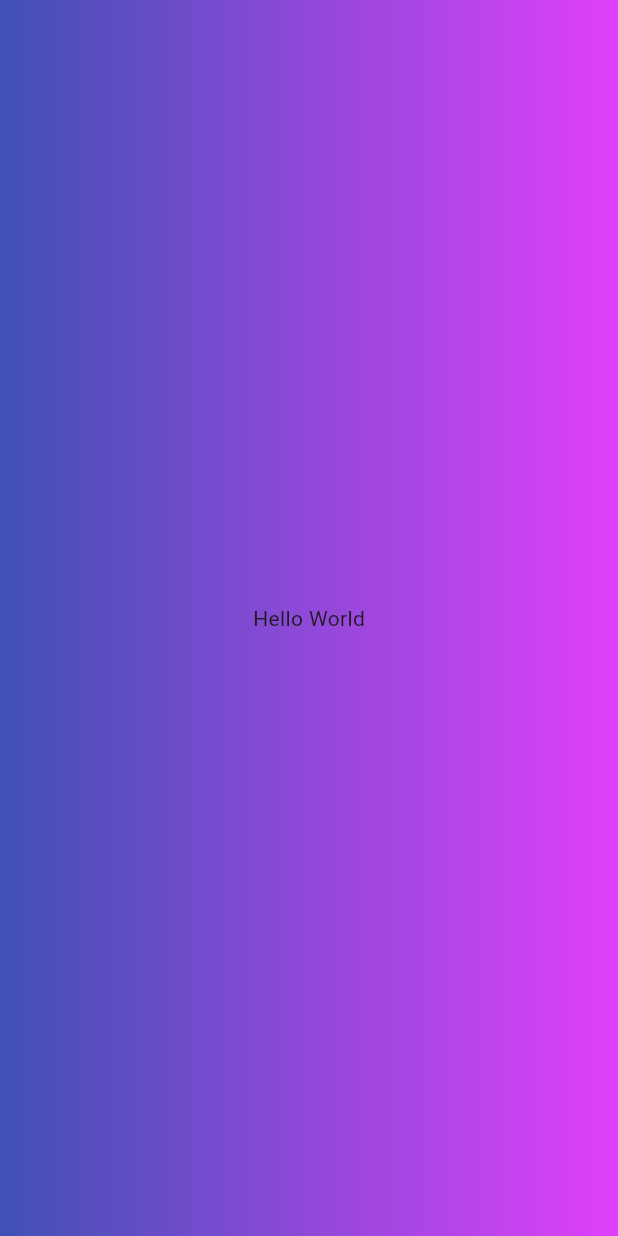
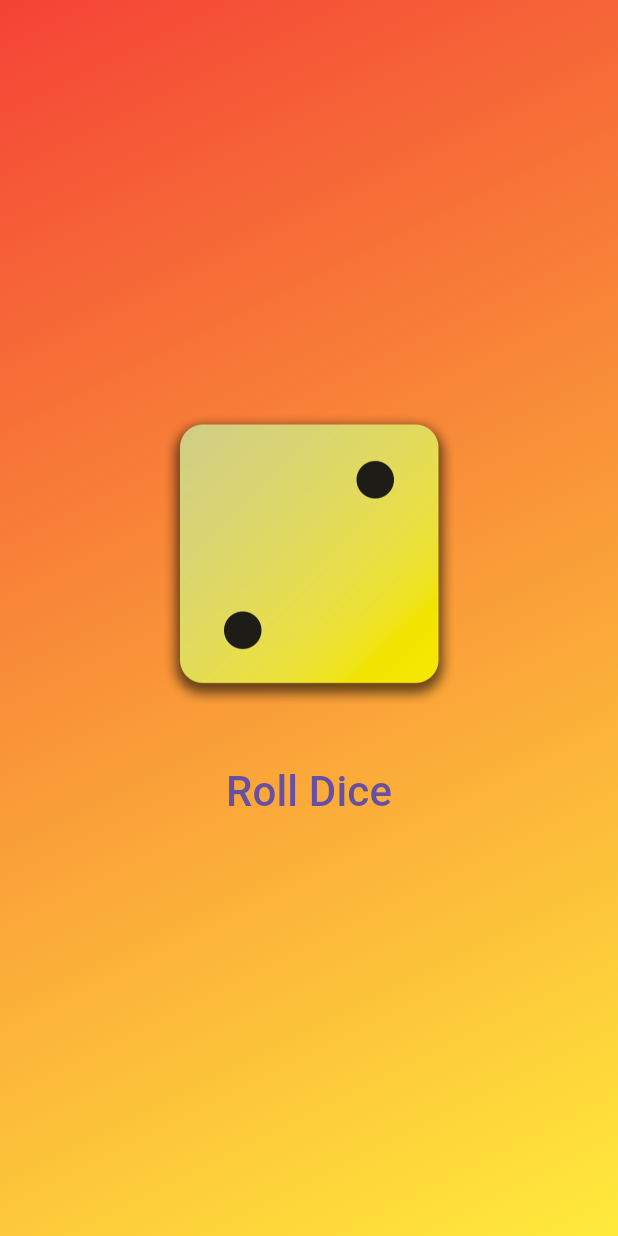
Before and after one commit to Soapsabon/CSIT284-Jabines, a Flutter app: the screen it shows after launch, on a phone screen of 412 x 824 dp. Run offline on Flutter 3.47's test engine with Material 3 defaults, Android fonts, the phone set to English and light mode, and no system bars.

Commit message:
Add roll dice button and dice image

```diff
--- a/lab_act_2/lib/main.dart
+++ b/lab_act_2/lib/main.dart
@@ -4,20 +4,44 @@ void main() {
   runApp(
     MaterialApp(
       home: Scaffold(
-        body: Container(
-          decoration: BoxDecoration(
-            gradient: LinearGradient(
-              colors: [
-                Colors.indigo,
-                Colors.purpleAccent,
-              ],
-            ),
-          ), // BoxDecoration
-          child: Center(
-            child: Text("Hello World"),
-          ), // Center
-        ), // Container
+        body: GradientContainer(),
       ), // Scaffold
     ), // MaterialApp
   );
 }
+
+class GradientContainer extends StatelessWidget {
+  @override
+  Widget build(context) {
+    return Container(
+      decoration: BoxDecoration(
+        gradient: LinearGradient(
+          begin: Alignment.topLeft,
+          end: Alignment.bottomRight,
+          colors: [Colors.red, Colors.yellow],
+        ), // LinearGradient
+      ), // BoxDecoration
+      child: Center(
+        child: Column(
+          mainAxisSize: MainAxisSize.min,
+          children: [
+            Image.asset(
+              width: 200,
+              'assets/dice-images/dice-images/dice-2.png',
+            ), // Image.asset
+            SizedBox(height: 30),
+            TextButton(
+              onPressed: () {},
+              child: Text(
+                style: TextStyle(
+                  fontSize: 28,
+                ), // TextStyle
+                "Roll Dice",
+              ), // Text
+            ), // TextButton
+          ],
+        ), // Column
+      ), // Center
+    ); // Container
+  }
+}
```
Also changed, not shown: lab_act_2/pubspec.yaml (+7 -8 lines), lab_act_2/assets/dice-images/dice-images/dice-1.png (added), lab_act_2/assets/dice-images/dice-images/dice-2.png (added), lab_act_2/assets/dice-images/dice-images/dice-3.png (added), lab_act_2/assets/dice-images/dice-images/dice-4.png (added), lab_act_2/assets/dice-images/dice-images/dice-5.png (added), lab_act_2/assets/dice-images/dice-images/dice-6.png (added).
